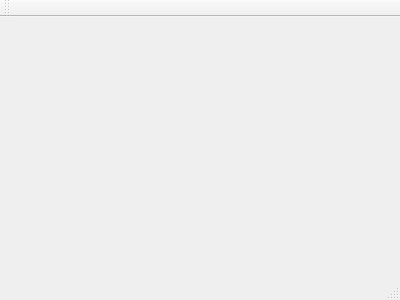
Old version of the form src/mainwindow.ui in the repository mkotzjan/MirrorDrive.
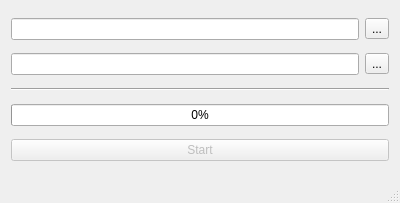
New version of the form.

```diff
--- a/src/mainwindow.ui
+++ b/src/mainwindow.ui
@@ -1,24 +1,76 @@
 <ui version="4.0">
  <class>MainWindow</class>
- <widget class="QMainWindow" name="MainWindow" >
-  <property name="geometry" >
+ <widget class="QMainWindow" name="MainWindow">
+  <property name="geometry">
    <rect>
     <x>0</x>
     <y>0</y>
     <width>400</width>
-    <height>300</height>
+    <height>203</height>
    </rect>
   </property>
   <property name="windowTitle" >
    <string>MainWindow</string>
   </property>
-  <widget class="QMenuBar" name="menuBar" />
-  <widget class="QToolBar" name="mainToolBar" />
-  <widget class="QWidget" name="centralWidget" />
-  <widget class="QStatusBar" name="statusBar" />
+  <widget class="QWidget" name="centralWidget">
+   <layout class="QVBoxLayout" name="verticalLayout">
+    <item>
+     <layout class="QHBoxLayout" name="horizontalLayout_2">
+      <item>
+       <widget class="QLineEdit" name="editOriginPath"/>
+      </item>
+      <item>
+       <widget class="QToolButton" name="setOriginPath">
+        <property name="text">
+         <string>...</string>
+        </property>
+       </widget>
+      </item>
+     </layout>
+    </item>
+    <item>
+     <layout class="QHBoxLayout" name="horizontalLayout">
+      <item>
+       <widget class="QLineEdit" name="editDestinationPath"/>
+      </item>
+      <item>
+       <widget class="QToolButton" name="setDestinationPath">
+        <property name="text">
+         <string>...</string>
+        </property>
+       </widget>
+      </item>
+     </layout>
+    </item>
+    <item>
+     <widget class="Line" name="line">
+      <property name="orientation">
+       <enum>Qt::Horizontal</enum>
+      </property>
+     </widget>
+    </item>
+    <item>
+     <widget class="QProgressBar" name="progressBar">
+      <property name="value">
+       <number>0</number>
+      </property>
+     </widget>
+    </item>
+    <item>
+     <widget class="QPushButton" name="startButton">
+      <property name="enabled">
+       <bool>false</bool>
+      </property>
+      <property name="text">
+       <string>Start</string>
+      </property>
+     </widget>
+    </item>
+   </layout>
+  </widget>
+  <widget class="QStatusBar" name="statusBar"/>
  </widget>
- <layoutDefault spacing="6" margin="11" />
- <pixmapfunction></pixmapfunction>
+ <layoutdefault spacing="6" margin="11"/>
  <resources/>
  <connections/>
 </ui>
```
Left out of the diff: 5 changed lines with no effect on the pictures.
